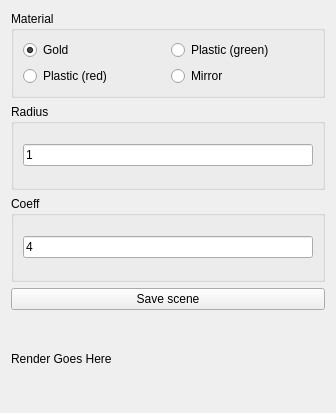
Old version of the form widgets/manager.ui in the repository Daichip/Project_Tesi.
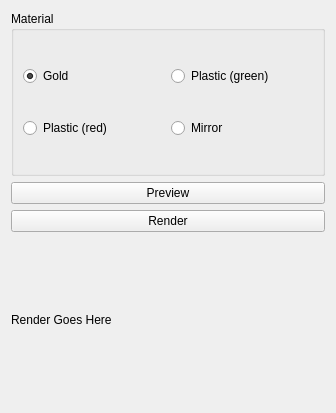
New version of the form.

Commit message: Added Preview button for low quality rendering

```diff
--- a/widgets/manager.ui
+++ b/widgets/manager.ui
@@ -55,53 +55,16 @@
     </widget>
    </item>
    <item>
-    <widget class="QGroupBox" name="radiusGroupBox">
-     <property name="title">
-      <string>Radius</string>
+    <widget class="QPushButton" name="previewButton">
+     <property name="text">
+      <string>Preview</string>
      </property>
-     <layout class="QGridLayout" name="gridLayout">
-      <item row="0" column="0">
-       <widget class="QLineEdit" name="radiusLineEdit">
-        <property name="baseSize">
-         <size>
-          <width>320</width>
-          <height>65</height>
-         </size>
-        </property>
-        <property name="text">
-         <string>1</string>
-        </property>
-       </widget>
-      </item>
-     </layout>
-    </widget>
-   </item>
-   <item>
-    <widget class="QGroupBox" name="coeffGroupBox">
-     <property name="title">
-      <string>Coeff</string>
-     </property>
-     <layout class="QGridLayout" name="gridLayout_3">
-      <item row="0" column="0">
-       <widget class="QLineEdit" name="coeffLineEdit">
-        <property name="baseSize">
-         <size>
-          <width>320</width>
-          <height>65</height>
-         </size>
-        </property>
-        <property name="text">
-         <string>4</string>
-        </property>
-       </widget>
-      </item>
-     </layout>
     </widget>
    </item>
    <item>
     <widget class="QPushButton" name="saveSceneButton">
      <property name="text">
-      <string>Save scene</string>
+      <string>Render</string>
      </property>
     </widget>
    </item>
```
The commit also changes 3 other files.
